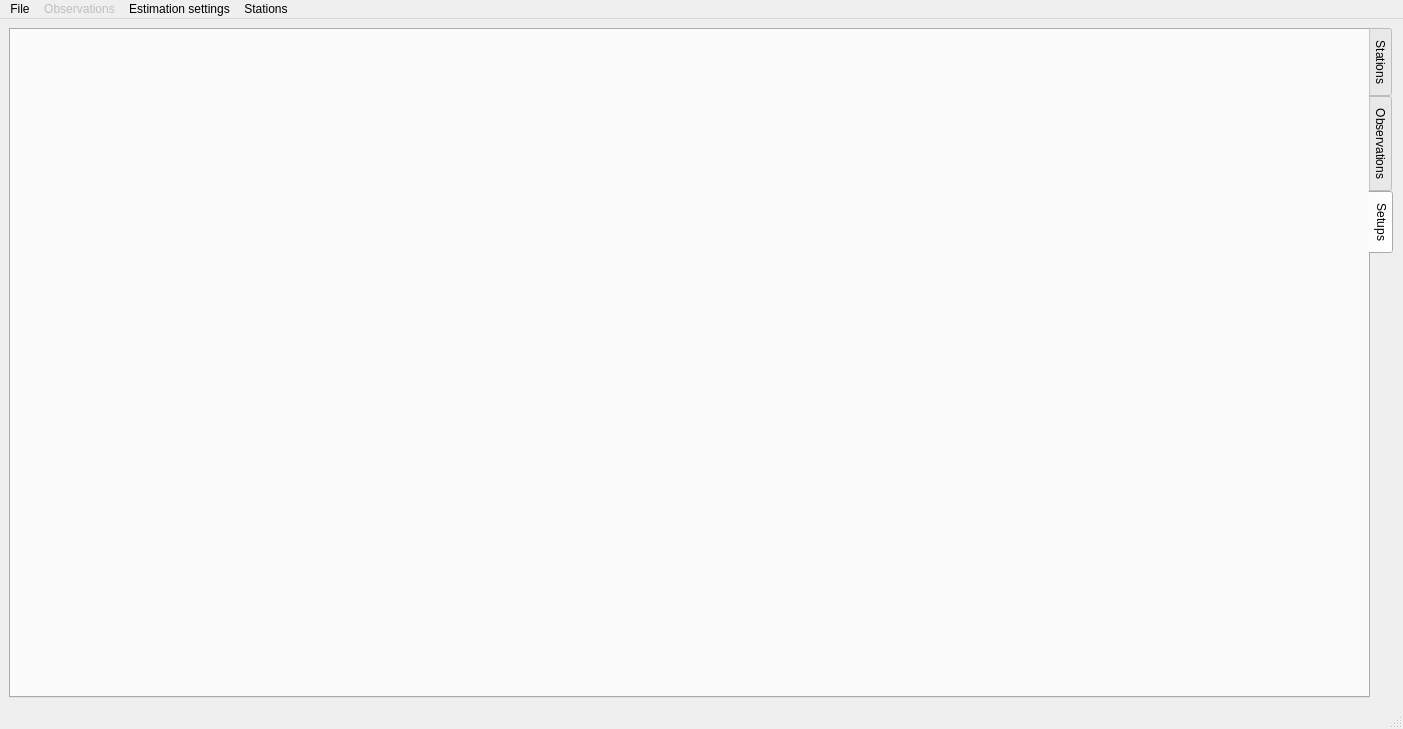
Above: gravtools/gui/MainWindow.ui from ahellers/GravTools before the change. Below: the same form after it.
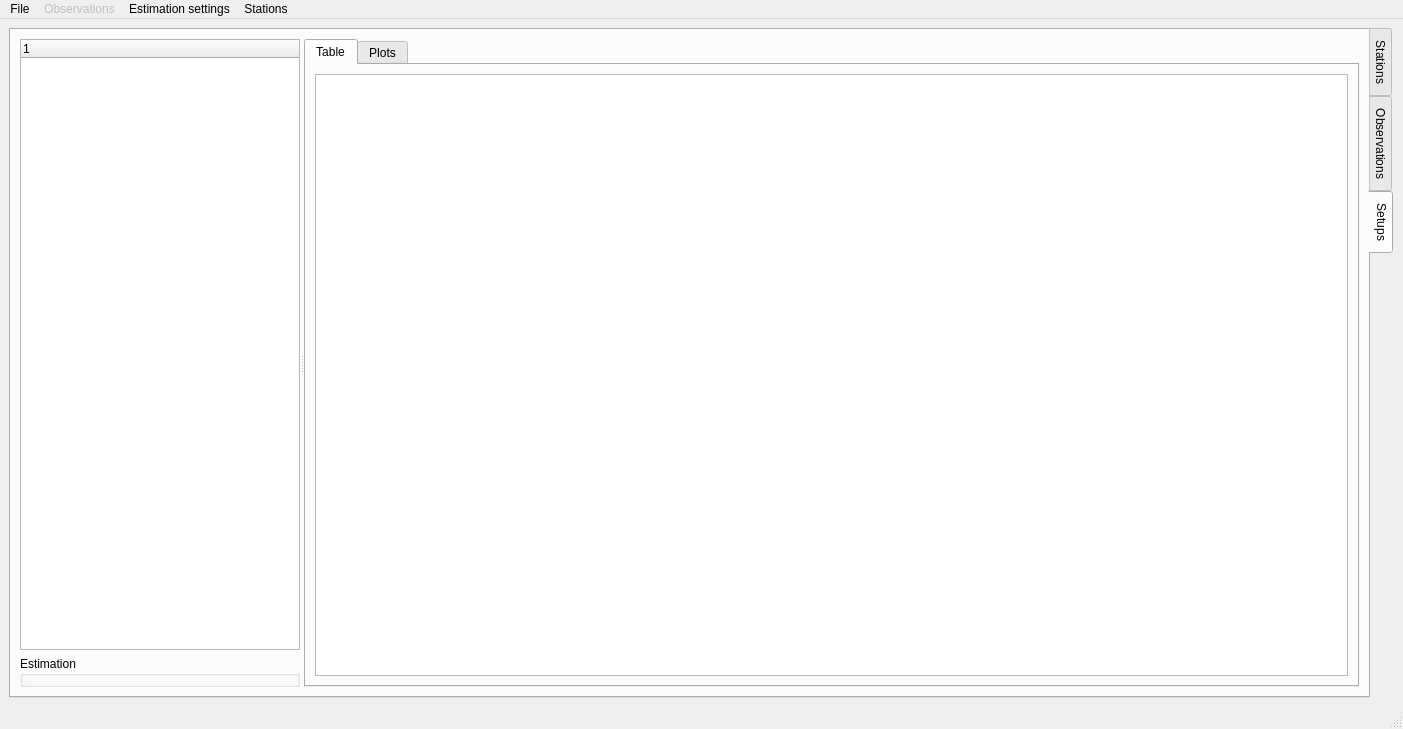
That is the form after the change. The open tabs and pages were chosen to show the change. Custom widgets are drawn as their Qt base class.

Commit message: Started to work on setups features in GUI and models.

Patch:
```diff
--- a/gravtools/gui/MainWindow.ui
+++ b/gravtools/gui/MainWindow.ui
@@ -14,7 +14,7 @@
    <string>GravTools</string>
   </property>
   <widget class="QWidget" name="centralwidget">
-   <layout class="QHBoxLayout" name="horizontalLayout_3">
+   <layout class="QVBoxLayout" name="verticalLayout_13">
     <item>
      <widget class="QTabWidget" name="tabWidget_Main">
       <property name="tabPosition">
@@ -319,6 +319,67 @@
        <attribute name="toolTip">
         <string>Setup data: Corrected and reduces observation data accumulated for each instrument setup.</string>
        </attribute>
+       <layout class="QVBoxLayout" name="verticalLayout_14">
+        <item>
+         <widget class="QSplitter" name="splitter_setups">
+          <property name="orientation">
+           <enum>Qt::Horizontal</enum>
+          </property>
+          <widget class="QWidget" name="verticalLayoutWidget">
+           <layout class="QVBoxLayout" name="verticalLayout_12">
+            <item>
+             <widget class="QTreeWidget" name="treeWidget_setups">
+              <property name="minimumSize">
+               <size>
+                <width>280</width>
+                <height>0</height>
+               </size>
+              </property>
+              <column>
+               <property name="text">
+                <string notr="true">1</string>
+               </property>
+              </column>
+             </widget>
+            </item>
+            <item>
+             <widget class="QGroupBox" name="groupBox_estimation">
+              <property name="title">
+               <string>Estimation</string>
+              </property>
+             </widget>
+            </item>
+           </layout>
+          </widget>
+          <widget class="QTabWidget" name="tabWidget_setups">
+           <property name="sizePolicy">
+            <sizepolicy hsizetype="Expanding" vsizetype="Expanding">
+             <horstretch>1</horstretch>
+             <verstretch>0</verstretch>
+            </sizepolicy>
+           </property>
+           <property name="currentIndex">
+            <number>1</number>
+           </property>
+           <widget class="QWidget" name="tab_setups_table">
+            <attribute name="title">
+             <string>Table</string>
+            </attribute>
+            <layout class="QVBoxLayout" name="verticalLayout_15">
+             <item>
+              <widget class="QTableView" name="tableView_setups"/>
+             </item>
+            </layout>
+           </widget>
+           <widget class="QWidget" name="tab_setups_plot">
+            <attribute name="title">
+             <string>Plots</string>
+            </attribute>
+           </widget>
+          </widget>
+         </widget>
+        </item>
+       </layout>
       </widget>
      </widget>
     </item>
```
Left out of the diff: 6 changed lines with no effect on the pictures. The commit also changes 1 other file.
